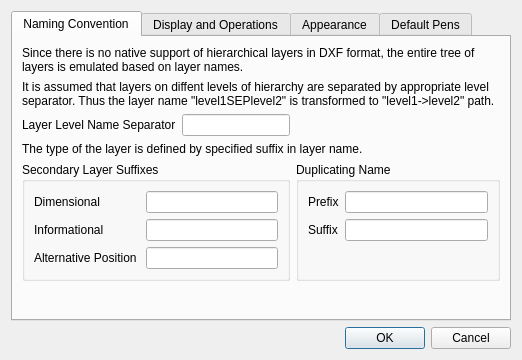
sand1024/LibreCAD, file librecad/src/ui/dock_widgets/layers_tree/lc_layertreeoptionsdialog.ui: the form before one commit.
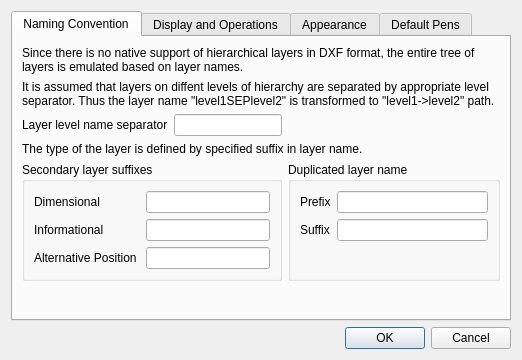
The form after the commit. Icons and pictures are not drawn. Custom widgets are drawn as their Qt base class.

Patch:
```diff
--- a/librecad/src/ui/dock_widgets/layers_tree/lc_layertreeoptionsdialog.ui
+++ b/librecad/src/ui/dock_widgets/layers_tree/lc_layertreeoptionsdialog.ui
@@ -52,7 +52,7 @@
        <item row="6" column="3">
         <widget class="QGroupBox" name="groupBox_2">
          <property name="title">
-          <string>Duplicating Name</string>
+          <string>Duplicated layer name</string>
          </property>
          <layout class="QFormLayout" name="formLayout">
           <item row="0" column="0">
@@ -172,14 +172,14 @@
        <item row="4" column="0">
         <widget class="QLabel" name="label">
          <property name="text">
-          <string>Layer Level Name Separator</string>
+          <string>Layer level name separator</string>
          </property>
         </widget>
        </item>
        <item row="6" column="0" colspan="3">
         <widget class="QGroupBox" name="groupBox">
          <property name="title">
-          <string>Secondary Layer Suffixes</string>
+          <string>Secondary layer suffixes</string>
          </property>
          <layout class="QFormLayout" name="formLayout_2">
           <item row="0" column="0">
```
